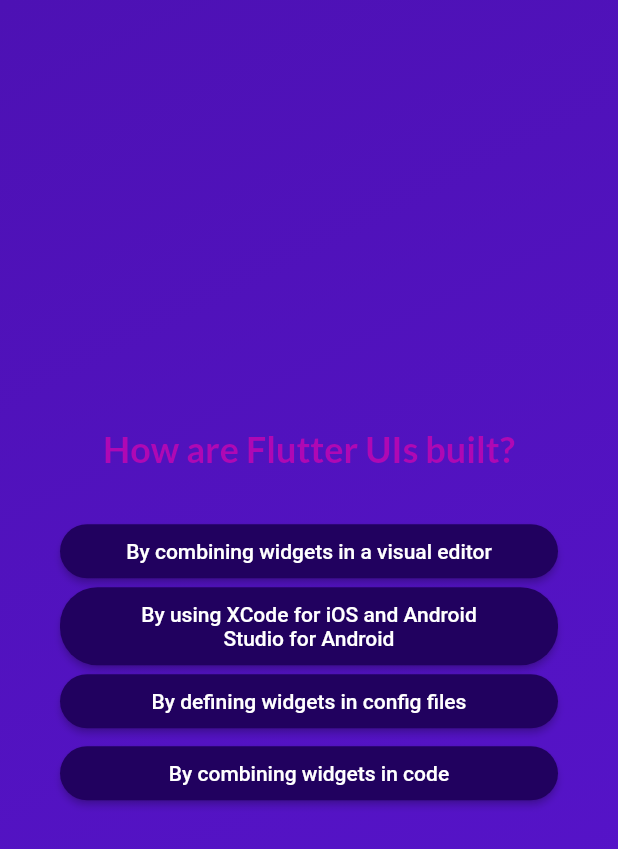
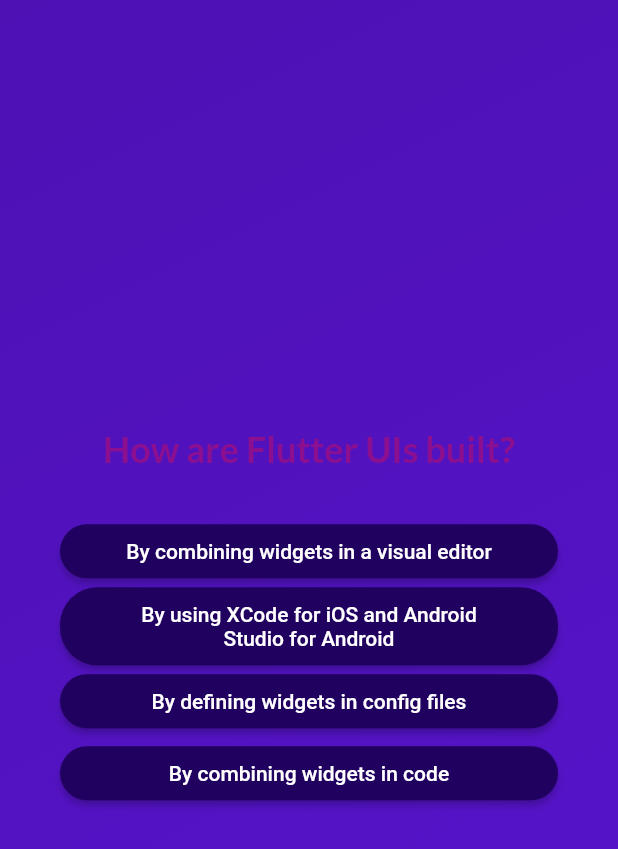
Before and after one commit to hhoury/quiz-app, a Flutter app: the screen it shows after launch, after a tap on "Start Quiz!", after a tap on "Components", on a phone screen of 412 x 824 dp. Shown: the top 849 px of the screen. Run offline on Flutter 3.47's test engine with Material 2 defaults, Android fonts, the phone set to English and light mode, and no system bars; our stand-ins replace google_fonts.

```diff
--- a/lib/questions_screen.dart
+++ b/lib/questions_screen.dart
@@ -4,7 +4,8 @@ import 'package:quiz_app/widgets/answer_button.dart';
 import 'package:google_fonts/google_fonts.dart';
 
 class QuestionsScreen extends StatefulWidget {
-  const QuestionsScreen({super.key});
+  const QuestionsScreen({super.key, required this.onSelectAnswer});
+  final void Function(String answer) onSelectAnswer;
 
   @override
   State<QuestionsScreen> createState() => _QuestionsScreenState();
@@ -13,13 +14,10 @@ class QuestionsScreen extends StatefulWidget {
 class _QuestionsScreenState extends State<QuestionsScreen> {
   var currentQuestionIndex = 0;
 
-  answerQuestion() {
+  answerQuestion(String selectedAnswer) {
+    widget.onSelectAnswer(selectedAnswer);
     setState(() {
-      if (currentQuestionIndex < questions.length - 1) {
-        currentQuestionIndex++;
-      } else {
-        return;
-      }
+      currentQuestionIndex++;
     });
   }
 
@@ -38,13 +36,15 @@ class _QuestionsScreenState extends State<QuestionsScreen> {
               currentQuestion.question,
               textAlign: TextAlign.center,
               style: GoogleFonts.lato(
-                  color: const Color.fromARGB(255, 175, 8, 180),
+                  color: const Color.fromARGB(255, 140, 15, 144),
                   fontSize: 24,
                   fontWeight: FontWeight.bold),
             ),
             const SizedBox(height: 30),
             ...currentQuestion.getShuffledAnswers().map(
-                  (answer) => AnswerButton(answerQuestion, answer),
+                  (answer) => AnswerButton(() {
+                    answerQuestion(answer);
+                  }, answer),
                 )
           ],
         ),
--- a/lib/quiz.dart
+++ b/lib/quiz.dart
@@ -1,5 +1,7 @@
 import 'package:flutter/material.dart';
+import 'package:quiz_app/data/questions.dart';
 import 'package:quiz_app/questions_screen.dart';
+import 'package:quiz_app/results_screen.dart';
 import 'package:quiz_app/start_screen.dart';
 
 class Quiz extends StatefulWidget {
@@ -10,6 +12,7 @@ class Quiz extends StatefulWidget {
 }
 
 class _QuizState extends State<Quiz> {
+  List<String> selectedAnswers = [];
   var activeScreen = 'start-screen';
 
   void switchScreen() {
@@ -18,8 +21,24 @@ class _QuizState extends State<Quiz> {
     });
   }
 
+  void chooseAnswer(String answer) {
+    selectedAnswers.add(answer);
+    if (selectedAnswers.length == questions.length) {
+      setState(() {
+        activeScreen = 'results-screen';
+      });
+    }
+  }
+
   @override
   Widget build(BuildContext context) {
+    Widget screenWidget = StartScreen(switchScreen);
+    if (activeScreen == 'questions-screen') {
+      screenWidget = QuestionsScreen(onSelectAnswer: chooseAnswer);
+    }
+    if (activeScreen == 'results-screen') {
+      screenWidget = ResultsScreen(selectedAnswers);
+    }
     return MaterialApp(
       debugShowCheckedModeBanner: false,
       title: 'Flutter Demo',
@@ -35,9 +54,7 @@ class _QuizState extends State<Quiz> {
               end: Alignment.bottomRight,
             ),
           ),
-          child: activeScreen == 'start-screen'
-              ? StartScreen(switchScreen)
-              : const QuestionsScreen(),
+          child: screenWidget,
         ),
       ),
     );
```
Also changed, not shown: lib/results_screen.dart (added, +37 -0 lines).
